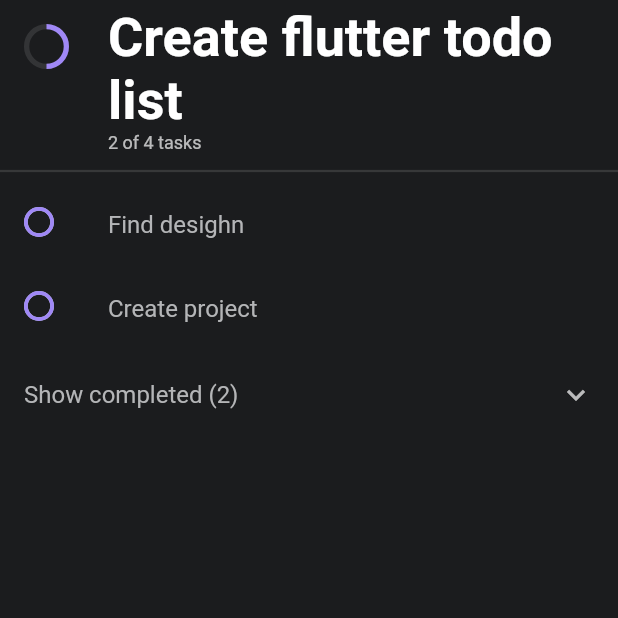
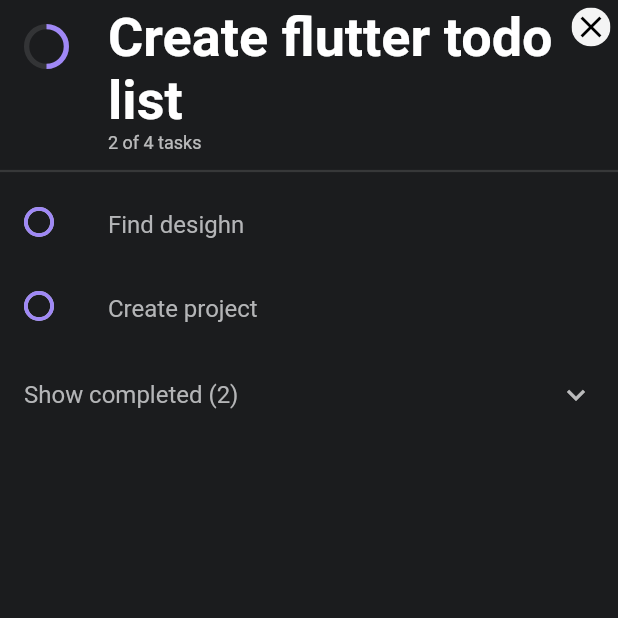
Before and after one commit to Bygaga63/todo-bygaga-flutter, a Flutter app: the TodoPage screen opened by its route, on a phone screen of 412 x 824 dp, the top half of it. Run offline on Flutter 3.47's test engine with Material 2 defaults, Android fonts, the phone set to English and light mode, and no system bars; drawn by our look-alikes of percent_indicator; missing offline and left inert: flutter_statusbarcolor; network calls fail.

Commit message:
create core module add status bars

```diff
--- /dev/null
+++ b/lib/core/styles/colors.dart
@@ -0,0 +1,6 @@
+import 'package:flutter/material.dart';
+
+class AppColors {
+  static Color todoBackgroundColor = Color(0xFF1b1c1e);
+  static Color todoListBackgroundColor = Colors.black;
+}
--- a/lib/main.dart
+++ b/lib/main.dart
@@ -1,11 +1,15 @@
 import 'package:flutter/material.dart';
-import 'package:todo_bygaga/common/routes.dart';
+import 'package:todo_bygaga/todo/data/models/TodoModel.dart';
+import 'package:todo_bygaga/todo/data/repositories/todo_repositoy_impl.dart';
 import 'package:todo_bygaga/todo/presentation/pages/todo.dart';
 import 'package:todo_bygaga/todo/presentation/pages/todo_list.dart';
+
+import 'core/routes.dart';
 
 void main() => runApp(MyApp());
 
 class MyApp extends StatelessWidget {
+  final TodoModel todo = TodoRepositoryImpl().getList()[0];
   // This widget is the root of your application.
   @override
   Widget build(BuildContext context) {
@@ -16,9 +20,9 @@ class MyApp extends StatelessWidget {
       ),
       routes: {
         Routes.todoList: (_) => TodoListPage(),
-        Routes.todo: (_) => TodoPage(),
+        Routes.todo: (_) => TodoPage(todo: todo),
       },
-      initialRoute: Routes.todo,
+//      initialRoute: Routes.todo,
     );
   }
 }
--- a/lib/todo/presentation/pages/todo.dart
+++ b/lib/todo/presentation/pages/todo.dart
@@ -1,12 +1,22 @@
 import 'package:flutter/material.dart';
+import 'package:flutter_statusbarcolor/flutter_statusbarcolor.dart';
+import 'package:todo_bygaga/core/styles/colors.dart';
 import 'package:todo_bygaga/todo/data/models/TodoModel.dart';
-import 'package:todo_bygaga/todo/data/repositories/todo_repositoy_impl.dart';
 import 'package:todo_bygaga/todo/presentation/widgets/add_edit_task.dart';
 import 'package:todo_bygaga/todo/presentation/widgets/task_list.dart';
 
-class TodoPage extends StatelessWidget {
-  final TodoModel todo = TodoRepositoryImpl().getList()[0];
+class TodoPage extends StatefulWidget {
+  final TodoModel todo;
 
+  TodoPage({this.todo}) {
+    FlutterStatusbarcolor.setStatusBarColor(AppColors.todoBackgroundColor);
+  }
+
+  @override
+  _TodoPageState createState() => _TodoPageState();
+}
+
+class _TodoPageState extends State<TodoPage> {
   void _addClick(BuildContext context) {
     showModalBottomSheet(
         shape:
@@ -16,19 +26,42 @@ class TodoPage extends StatelessWidget {
         builder: (context) {
           return SingleChildScrollView(
             child: AddEditTask(
-              todoColor: todo.color,
+              todoColor: widget.todo.color,
             ),
           );
         });
   }
 
+  Widget _closeButton(context) => ClipOval(
+        child: InkWell(
+          onTap: () => Navigator.of(context).pop(),
+          child: Container(
+            padding: EdgeInsets.all(1.0),
+            color: Color(0xFFF4F4F4),
+            child: Icon(
+              Icons.close,
+              color: Colors.black,
+            ),
+          ),
+        ),
+      );
+
   @override
   Widget build(BuildContext context) {
     return Scaffold(
-      backgroundColor: Color(0xFF1b1c1e),
+      backgroundColor: AppColors.todoBackgroundColor,
       body: SafeArea(
-        child: TaskList(
-          todo: todo,
+        child: Stack(
+          children: <Widget>[
+            TaskList(
+              todo: widget.todo,
+            ),
+            Positioned(
+              child: this._closeButton(context),
+              right: 5.0,
+              top: 5.0,
+            )
+          ],
         ),
       ),
       floatingActionButton: FloatingActionButton(
@@ -36,7 +69,7 @@ class TodoPage extends StatelessWidget {
           _addClick(context);
         },
         tooltip: 'Add',
-        backgroundColor: todo.color,
+        backgroundColor: widget.todo.color,
         child: Icon(
           Icons.add,
         ),
--- a/lib/todo/presentation/pages/todo_list.dart
+++ b/lib/todo/presentation/pages/todo_list.dart
@@ -1,15 +1,21 @@
 import 'package:flutter/material.dart';
+import 'package:flutter_statusbarcolor/flutter_statusbarcolor.dart';
+import 'package:todo_bygaga/core/styles/colors.dart';
 import 'package:todo_bygaga/todo/data/models/TodoModel.dart';
 import 'package:todo_bygaga/todo/data/repositories/todo_repositoy_impl.dart';
 import 'package:todo_bygaga/todo/presentation/widgets/todo_card.dart';
 
 class TodoListPage extends StatelessWidget {
+  TodoListPage() {
+    FlutterStatusbarcolor.setStatusBarColor(AppColors.todoBackgroundColor);
+  }
+
   final List<TodoModel> todos = TodoRepositoryImpl().getList();
 
   @override
   Widget build(BuildContext context) {
     return Scaffold(
-        backgroundColor: Colors.black,
+        backgroundColor: AppColors.todoListBackgroundColor,
         appBar: AppBar(
           elevation: 0,
           backgroundColor: Colors.transparent,
--- a/lib/todo/presentation/widgets/todo_card.dart
+++ b/lib/todo/presentation/widgets/todo_card.dart
@@ -1,5 +1,6 @@
 import 'package:flutter/material.dart';
 import 'package:percent_indicator/circular_percent_indicator.dart';
+import 'package:todo_bygaga/core/routes.dart';
 import 'package:todo_bygaga/todo/data/models/TodoModel.dart';
 
 class TodoCard extends StatelessWidget {
@@ -52,11 +53,14 @@ class TodoCard extends StatelessWidget {
   Widget build(BuildContext context) {
     return Card(
       shape: RoundedRectangleBorder(borderRadius: BorderRadius.circular(12.0)),
-      child: Padding(
-        padding: const EdgeInsets.all(8.0),
-        child: Column(
-          crossAxisAlignment: CrossAxisAlignment.start,
-          children: isCreateCard ? _createContent() : _todoContent(),
+      child: InkWell(
+        onTap: () => Navigator.of(context).pushNamed(Routes.todo),
+        child: Padding(
+          padding: const EdgeInsets.all(8.0),
+          child: Column(
+            crossAxisAlignment: CrossAxisAlignment.start,
+            children: isCreateCard ? _createContent() : _todoContent(),
+          ),
         ),
       ),
     );
--- a/pubspec.yaml
+++ b/pubspec.yaml
@@ -20,10 +20,10 @@ dependencies:
   flutter:
     sdk: flutter
 
-  # The following adds the Cupertino Icons font to your application.
-  # Use with the CupertinoIcons class for iOS style icons.
+  flutter_statusbarcolor: ^0.2.3
   cupertino_icons: ^0.1.2
   percent_indicator: ^2.1.1+1
+
 dev_dependencies:
   flutter_test:
     sdk: flutter
```
Also changed, not shown: lib/core/routes.dart (renamed from lib/common/routes.dart), pubspec.lock.
